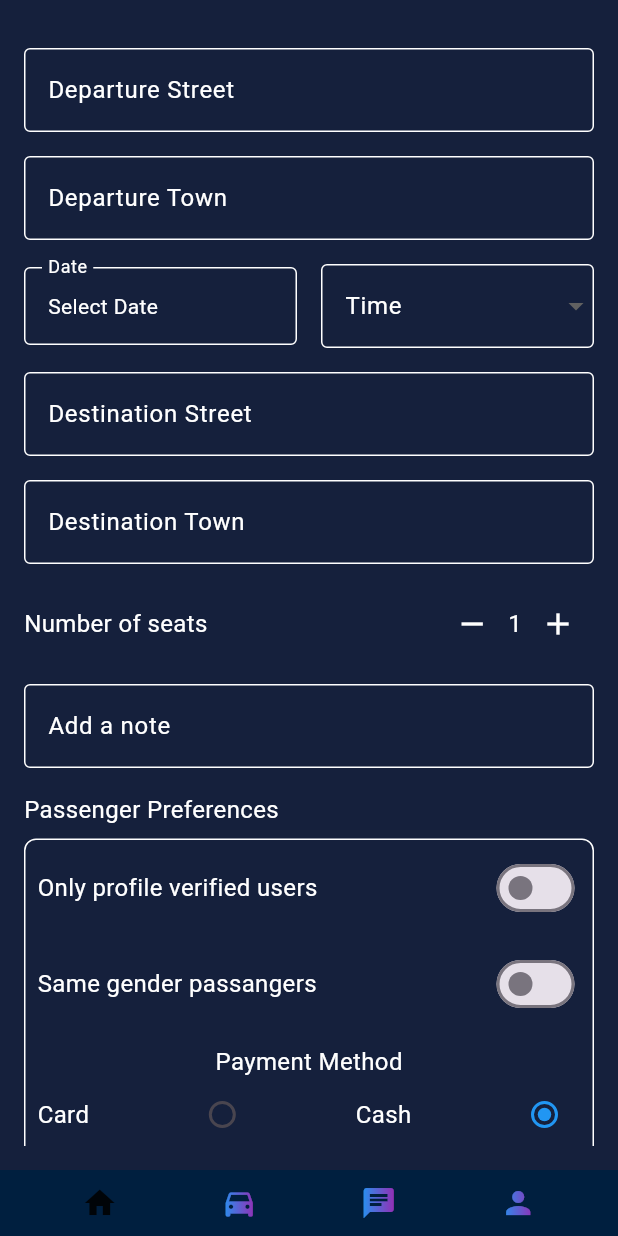
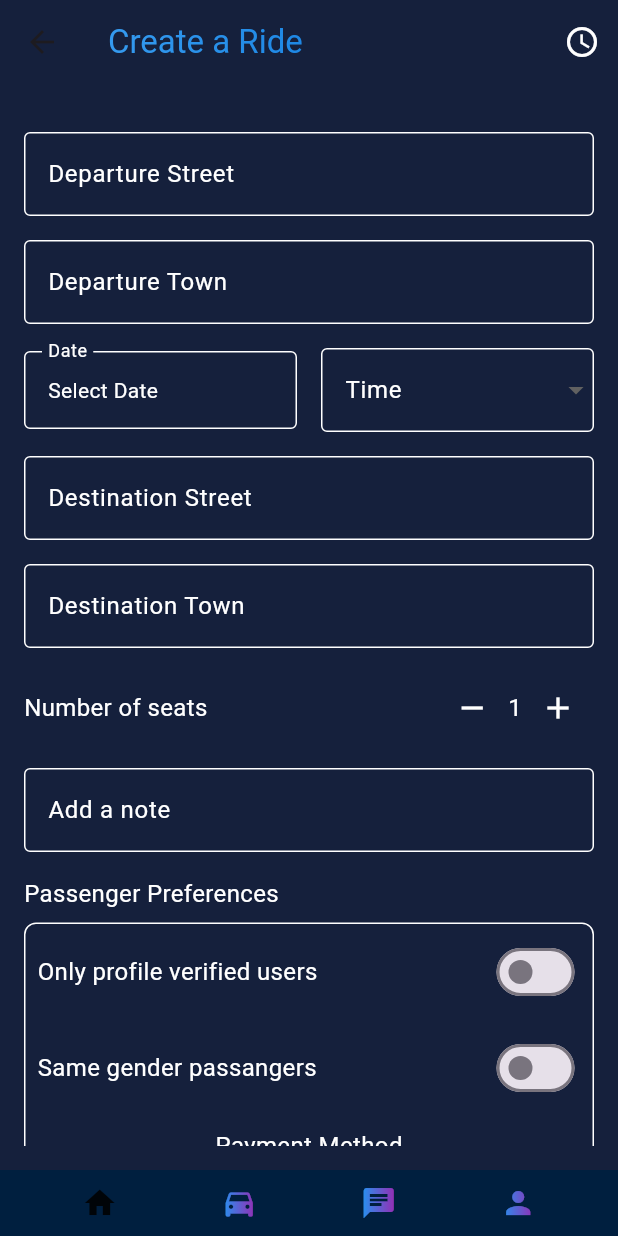
Before and after one commit to matshepo13/RideShare, a Flutter app: the RideShare screen opened directly, on a phone screen of 412 x 824 dp. Run offline on Flutter 3.47's test engine with Material 3 defaults, Android fonts, the phone set to English and light mode, and no system bars; our stand-ins replace audioplayers, cloud_firestore, firebase_auth, firebase_core, fluttertoast, google_sign_in; accounts and stored records are empty.

```diff
--- a/lib/ui/pages/activities/accepted_ride_details.dart
+++ b/lib/ui/pages/activities/accepted_ride_details.dart
@@ -53,7 +53,7 @@ Column(
 crossAxisAlignment: CrossAxisAlignment.start,
 children: [
 Text(
-"Dapo T.",
+"Jacob Jones",
 style: TextStyle(fontSize: 18.0, color: Colors.white),
 ),
 Row(
--- a/lib/ui/pages/introduction/welcome_page.dart
+++ b/lib/ui/pages/introduction/welcome_page.dart
@@ -84,7 +84,7 @@ class _WelcomePageState extends State<WelcomePage> with SingleTickerProviderStat
 
   Widget _buildDriverAvatar(Lift lift) {
     return Positioned(
-      top: 160,
+      top: 140,
       child: GestureDetector(
         onTap: () {
           setState(() {
--- a/lib/ui/pages/offer_ride/offer_ride_page.dart
+++ b/lib/ui/pages/offer_ride/offer_ride_page.dart
@@ -5,7 +5,7 @@ import 'package:lifts_app/ui/components/gradient_button.dart'; // Ensure this pa
 import 'package:lifts_app/ui/components/navbar.dart'; // Ensure this path is correct
 import 'package:cloud_firestore/cloud_firestore.dart';
 import 'package:firebase_auth/firebase_auth.dart';
-
+import 'package:lifts_app/ui/pages/offer_ride/created_lifts.dart'; // Ensure this path is correct
 
 class RideShare extends StatefulWidget {
   @override
@@ -86,7 +86,7 @@ class _RideShareState extends State<RideShare> {
         sameGender: sameGender,
         isCardSelected: isCardSelected,
         amountPerSeat: amountPerSeat!,
-        userId: userId,  // Include userId here
+        userId: userId,
       );
 
       FirebaseFirestore.instance.collection('lifts').add(lift.toMap()).then((value) {
@@ -109,6 +109,30 @@ class _RideShareState extends State<RideShare> {
   Widget build(BuildContext context) {
     return Scaffold(
       backgroundColor: const Color(0xFF15203C),
+      appBar: AppBar(
+        title: Text(
+          'Create a Ride',
+          style: TextStyle(
+            foreground: Paint()
+              ..shader = LinearGradient(
+                colors: <Color>[Color(0xFF42A5F5), Color(0xFF1E88E5)],
+              ).createShader(Rect.fromLTWH(0.0, 0.0, 200.0, 70.0)),
+          ),
+        ),
+        backgroundColor: const Color(0xFF15203C),
+        actions: [
+          IconButton(
+            icon: Icon(Icons.access_time),
+            onPressed: () {
+              Navigator.push(
+                context,
+                MaterialPageRoute(builder: (context) => CreatedLiftsPage()),
+              );
+            },
+            color: Colors.white,
+          ),
+        ],
+      ),
       body: SafeArea(
         child: Column(
           children: [
```
Also changed, not shown: lib/ui/pages/activities/user_rides.dart (added, +99 -0 lines), lib/ui/pages/user_profile/profile_screen.dart (+8 -6 lines).
